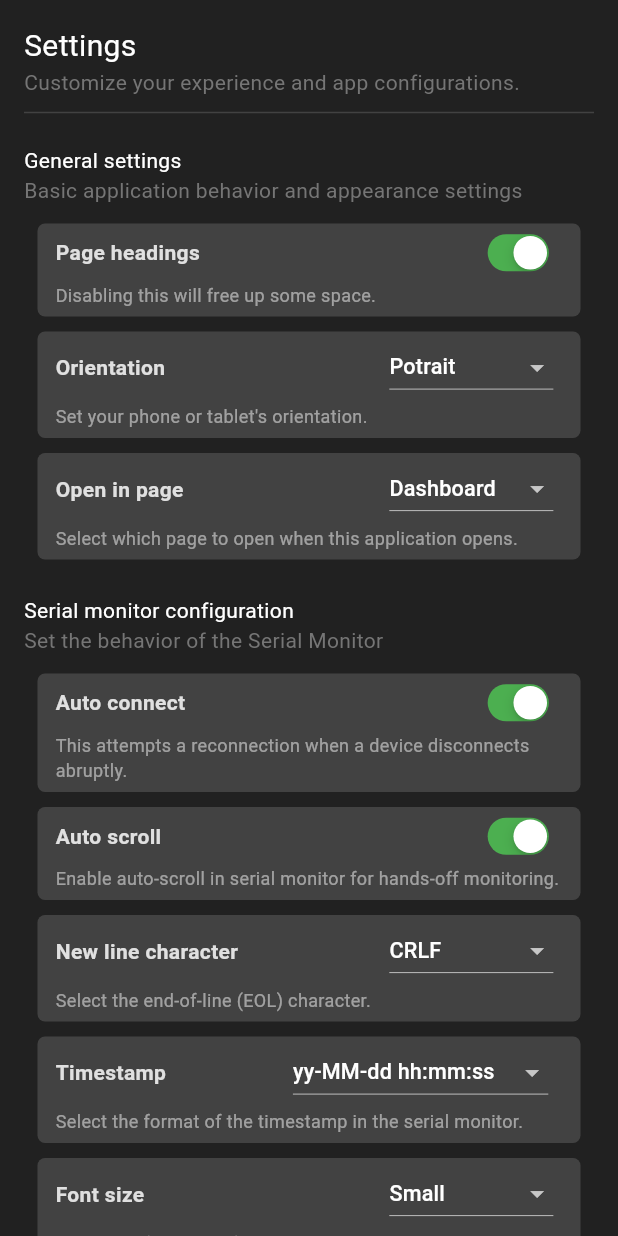
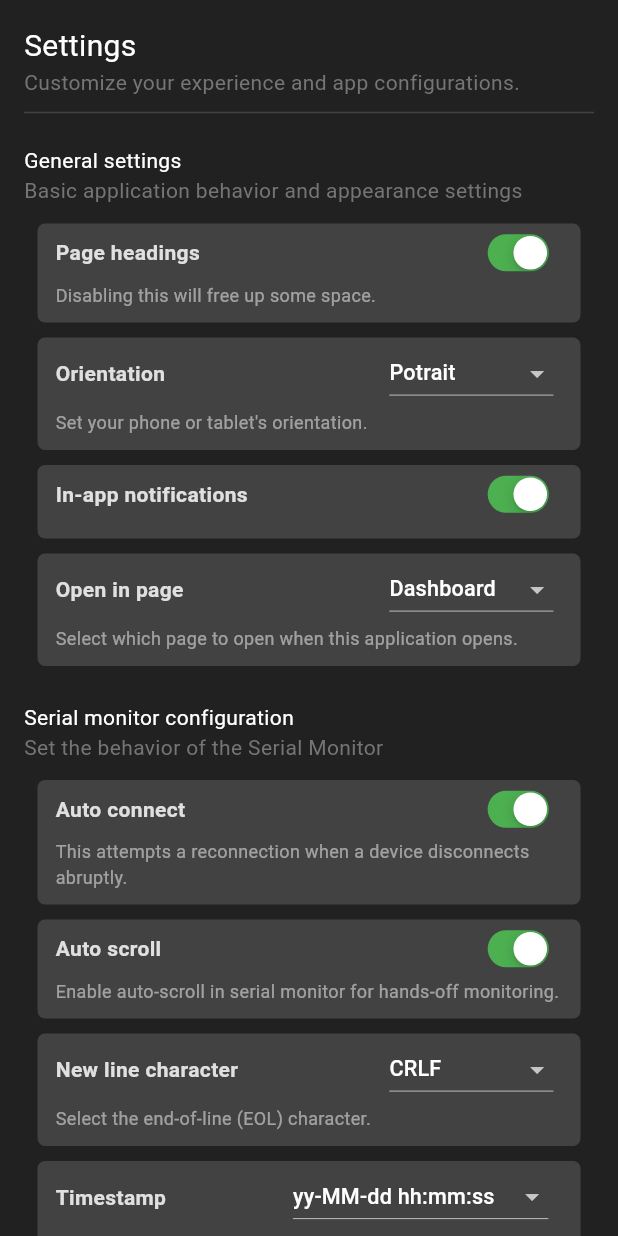
Before and after one commit to piyushagade/eFishXs-Flutter, a Flutter app: the SettingsPage screen opened directly, on a phone screen of 412 x 824 dp. Run offline on Flutter 3.47's test engine with Material 3 defaults, Android fonts, the light colour scheme and no system bars; our stand-ins replace flutter_blue, flutter_local_notifications, get, google_nav_bar, permission_handler and 1 more; missing offline and left inert: dart:ffi, flutter_responsive_flex_grid; accounts and stored records are empty.

Commit message:
minor ui upgrades;

```diff
--- a/lib/components/switch/settingsdropdown.dart
+++ b/lib/components/switch/settingsdropdown.dart
@@ -41,7 +41,7 @@
         borderRadius: BorderRadius.circular(5)
       ),
       margin: const EdgeInsets.only(left:  25, right:  25, top:  10),
-      padding: const EdgeInsets.fromLTRB(12, 0, 12, 6),
+      padding: const EdgeInsets.fromLTRB(12, 0, 12, 10),
       child: Column(
         crossAxisAlignment: CrossAxisAlignment.start,
         children: [
--- a/lib/components/switch/settingsswitch.dart
+++ b/lib/components/switch/settingsswitch.dart
@@ -35,7 +35,7 @@
         borderRadius: BorderRadius.circular(5)
       ),
       margin: const EdgeInsets.only(left:  25, right:  25, top:  10),
-      padding: const EdgeInsets.fromLTRB(12, 0, 12, 6),
+      padding: const EdgeInsets.fromLTRB(12, 0, 12, 10),
       child: Column(
         crossAxisAlignment: CrossAxisAlignment.start,
         children: [
--- a/lib/pages/settings.dart
+++ b/lib/pages/settings.dart
@@ -81,6 +81,14 @@
                       await _prefs?.setBool("settings/general/darkmode", newvalue);
                     },
                   ),
+                ),
+
+                SettingsSwitchItem(
+                  label: "In-app notifications",
+                  value: _prefs?.getBool("settings/general/inappnotifications") ?? true,
+                  onChanged: (bool newvalue) async {
+                    await _prefs?.setBool("settings/general/inappnotifications", newvalue);
+                  },
                 ),
 
                 SettingsDropdownWidget(
```
Also changed, not shown: lib/controllers/ble.dart (+21 -8 lines), lib/pages/devices.dart (+8 -14 lines).
